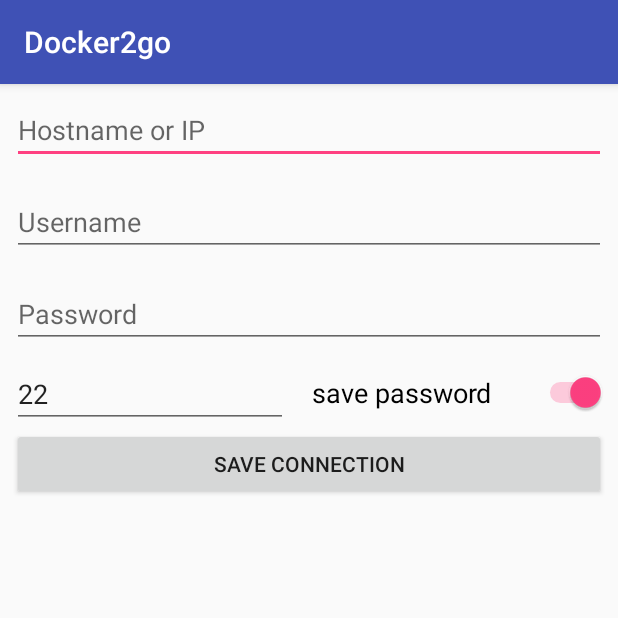
After one commit to davidkroell/docker2go, an Android app: the ConnectionDetailsActivity screen opened directly, with no data from a screen before it, on a phone screen of 412 x 824 dp, the top half of it. The commit adds this screen. Run offline under Robolectric (Android 15) with nearby library versions, the phone set to English and light mode, and no system bars; our stand-ins replace data binding.

Commit message:
start 'add connection' activity

```diff
--- a/app/build.gradle
+++ b/app/build.gradle
@@ -16,6 +16,10 @@ android {
             proguardFiles getDefaultProguardFile('proguard-android.txt'), 'proguard-rules.pro'
         }
     }
+
+    dataBinding {
+        enabled true
+    }
 }
 
 dependencies {
@@ -25,4 +29,6 @@ dependencies {
     testImplementation 'junit:junit:4.12'
     androidTestImplementation 'com.android.support.test:runner:1.0.1'
     androidTestImplementation 'com.android.support.test.espresso:espresso-core:3.0.1'
+    implementation 'com.android.support:design:26.1.0'
+    compile 'com.github.satyan:sugar:1.4'
 }
--- /dev/null
+++ b/app/src/main/java/at/htl_villach/docker2go/ConnectionDetailsActivity.java
@@ -0,0 +1,33 @@
+package at.htl_villach.docker2go;
+
+import android.databinding.DataBindingUtil;
+import android.support.v7.app.AppCompatActivity;
+import android.os.Bundle;
+import android.view.View;
+
+import at.htl_villach.docker2go.databinding.ActivityConnectionDetailsBinding;
+
+public class ConnectionDetailsActivity extends AppCompatActivity {
+
+    private ActivityConnectionDetailsBinding uiBind;
+
+    @Override
+    protected void onCreate(Bundle savedInstanceState) {
+        super.onCreate(savedInstanceState);
+        uiBind = DataBindingUtil.setContentView(this,R.layout.activity_connection_details);
+
+    }
+
+
+    private void onClick_buttonSave(View v){
+
+        Connection c = new Connection(
+                uiBind.editTextHostname.getText().toString(),
+                uiBind.editTextUsername.getText().toString(),
+                uiBind.editTextPassword.getText().toString(),
+                Integer.parseInt(uiBind.editTextPort.getText().toString())
+        );
+        c.save();
+        finish();
+    }
+}
--- /dev/null
+++ b/app/src/main/res/layout/activity_connection_details.xml
@@ -0,0 +1,96 @@
+<?xml version="1.0" encoding="utf-8"?>
+<layout>
+<android.support.constraint.ConstraintLayout xmlns:android="http://schemas.android.com/apk/res/android"
+    xmlns:app="http://schemas.android.com/apk/res-auto"
+    xmlns:tools="http://schemas.android.com/tools"
+    android:layout_width="match_parent"
+    android:layout_height="match_parent"
+    tools:context="at.htl_villach.docker2go.ConnectionDetailsActivity">
+
+    <EditText
+        android:id="@+id/editTextHostname"
+        android:layout_width="0dp"
+        android:layout_height="wrap_content"
+        android:layout_marginEnd="8dp"
+        android:layout_marginStart="8dp"
+        android:layout_marginTop="8dp"
+        android:ems="10"
+        android:hint="Hostname or IP"
+        android:inputType="textPersonName"
+        app:layout_constraintEnd_toEndOf="parent"
+        app:layout_constraintStart_toStartOf="parent"
+        app:layout_constraintTop_toTopOf="parent" />
+
+    <EditText
+        android:id="@+id/editTextUsername"
+        android:layout_width="0dp"
+        android:layout_height="wrap_content"
+        android:layout_marginEnd="8dp"
+        android:layout_marginStart="8dp"
+        android:layout_marginTop="16dp"
+        android:ems="10"
+        android:hint="Username"
+        android:inputType="textPersonName"
+        app:layout_constraintEnd_toEndOf="parent"
+        app:layout_constraintStart_toStartOf="parent"
+        app:layout_constraintTop_toBottomOf="@+id/editTextHostname" />
+
+    <EditText
+        android:id="@+id/editTextPassword"
+        android:layout_width="0dp"
+        android:layout_height="wrap_content"
+        android:layout_marginEnd="8dp"
+        android:layout_marginStart="8dp"
+        android:layout_marginTop="16dp"
+        android:ems="10"
+        android:hint="Password"
+        android:inputType="textPassword"
+        app:layout_constraintEnd_toEndOf="parent"
+        app:layout_constraintHorizontal_bias="0.0"
+        app:layout_constraintStart_toStartOf="parent"
+        app:layout_constraintTop_toBottomOf="@+id/editTextUsername" />
+
+    <EditText
+        android:id="@+id/editTextPort"
+        android:layout_width="184dp"
+        android:layout_height="wrap_content"
+        android:layout_marginEnd="8dp"
+        android:layout_marginStart="8dp"
+        android:layout_marginTop="8dp"
+        android:ems="10"
+        android:hint="Port"
+        android:inputType="number"
+        android:text="22"
+        app:layout_constraintEnd_toStartOf="@+id/switchSavePassword"
+        app:layout_constraintStart_toStartOf="parent"
+        app:layout_constraintTop_toBottomOf="@+id/editTextPassword" />
+
+    <Switch
+        android:id="@+id/switchSavePassword"
+        android:layout_width="0dp"
+        android:layout_height="wrap_content"
+        android:layout_marginEnd="8dp"
+        android:layout_marginStart="8dp"
+        android:layout_marginTop="16dp"
+        android:checked="true"
+        android:text="save password"
+        android:textSize="18sp"
+        app:layout_constraintEnd_toEndOf="parent"
+        app:layout_constraintStart_toEndOf="@+id/editTextPort"
+        app:layout_constraintTop_toBottomOf="@+id/editTextPassword" />
+
+    <Button
+        android:id="@+id/buttonSave"
+        android:layout_width="0dp"
+        android:layout_height="wrap_content"
+        android:layout_marginEnd="8dp"
+        android:layout_marginStart="8dp"
+        android:onClick="onClick_buttonSave"
+        android:text="Save Connection"
+        app:layout_constraintEnd_toEndOf="parent"
+        app:layout_constraintHorizontal_bias="0.0"
+        app:layout_constraintStart_toStartOf="parent"
+        app:layout_constraintTop_toBottomOf="@+id/editTextPort" />
+
+</android.support.constraint.ConstraintLayout>
+</layout>
--- /dev/null
+++ b/app/src/main/res/values/dimens.xml
@@ -0,0 +1,3 @@
+<resources>
+    <dimen name="fab_margin">16dp</dimen>
+</resources>
--- a/app/src/main/res/values/strings.xml
+++ b/app/src/main/res/values/strings.xml
@@ -1,3 +1,4 @@
 <resources>
     <string name="app_name">Docker2go</string>
+    <string name="title_activity_connection">ConnectionActivity</string>
 </resources>
```
Also changed, not shown: app/src/main/AndroidManifest.xml (+12 -0 lines), app/src/main/java/at/htl_villach/docker2go/Connection.java (added, +27 -0 lines), app/src/main/java/at/htl_villach/docker2go/ConnectionActivity.java (+19 -1 lines), app/src/main/res/drawable/ic_add_black_24dp.xml (added, +9 -0 lines), app/src/main/res/layout/activity_connection.xml (+10 -8 lines), app/src/main/res/values/styles.xml (+9 -0 lines).
